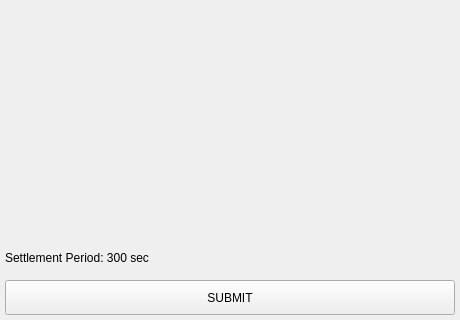
First picture: the form in BlockSettleUILib/CreateOTCRequestWidget.ui, repository BlockSettle/terminal, before the edit; both pictures show x 0 to 460 and y 404 to 724 of the 460 by 724 pixel window.
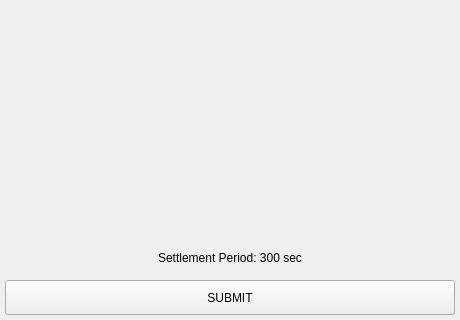
Second picture: the form after the edit.

```diff
--- a/BlockSettleUILib/CreateOTCRequestWidget.ui
+++ b/BlockSettleUILib/CreateOTCRequestWidget.ui
@@ -467,6 +467,9 @@
         <property name="text">
          <string>Settlement Period: 300 sec</string>
         </property>
+        <property name="alignment">
+         <set>Qt::AlignCenter</set>
+        </property>
        </widget>
       </item>
      </layout>
```
